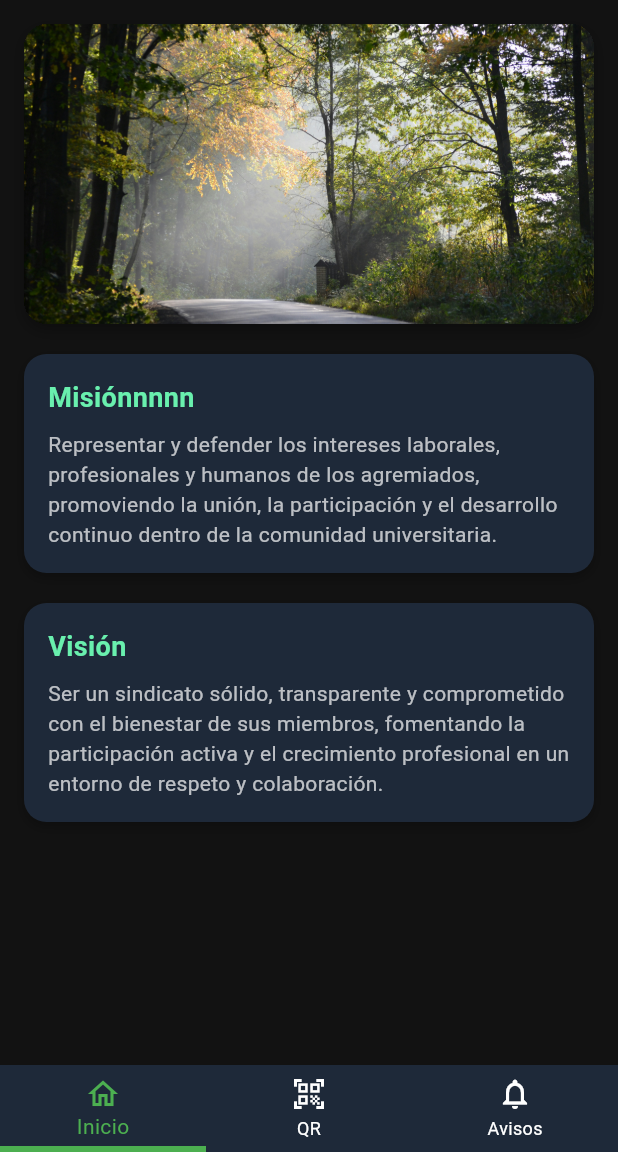
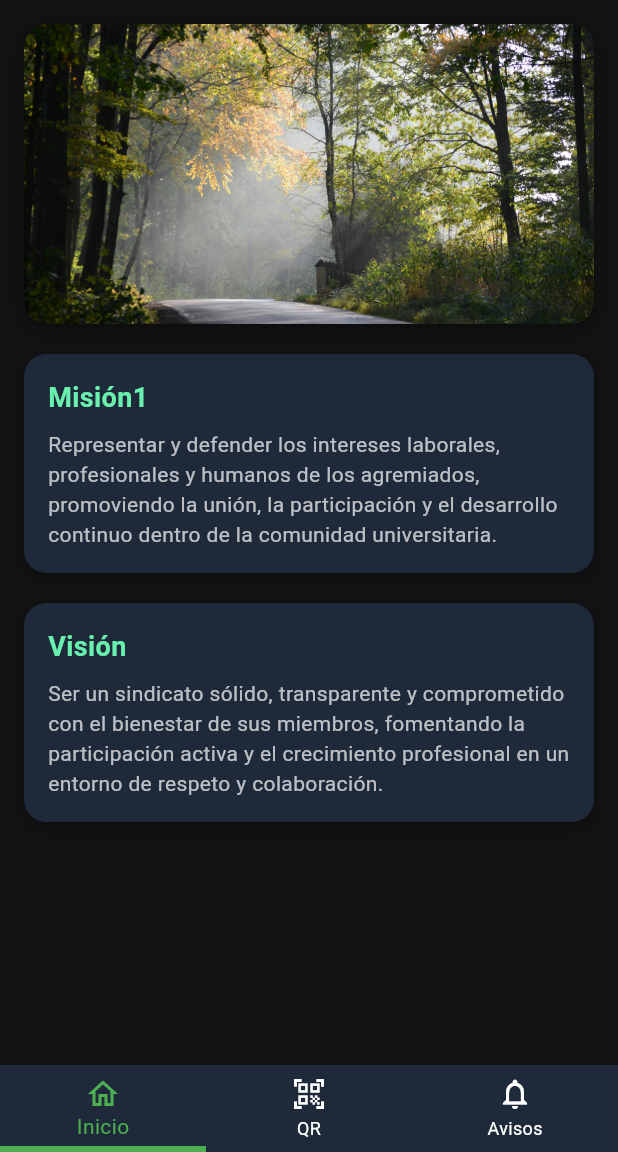
Before and after one commit to JonathanGaM/sututeh-app, a Flutter app: the InicioPagina screen opened directly, on a phone screen of 412 x 824 dp, the part 84-1236 px from its top. Run offline on Flutter 3.47's test engine with Material 3 defaults, Android fonts, the phone set to English and light mode, and no system bars; our stand-ins replace firebase_auth, firebase_core, flutter_svg, google_sign_in, shared_preferences; missing offline and left inert: mobile_scanner; accounts and stored records are empty.

Commit message:
Subiendo prueba de ci 2

```diff
--- a/lib/modulos/inicio/paginas/inicio_pagina.dart
+++ b/lib/modulos/inicio/paginas/inicio_pagina.dart
@@ -66,7 +66,7 @@ final _pages = [
             crossAxisAlignment: CrossAxisAlignment.start,
             children: [
               Text(
-                "Misiónnnnn",
+                "Misión1",
                 style: TextStyle(
                   color: Colors.greenAccent,
                   fontSize: 18,
```
